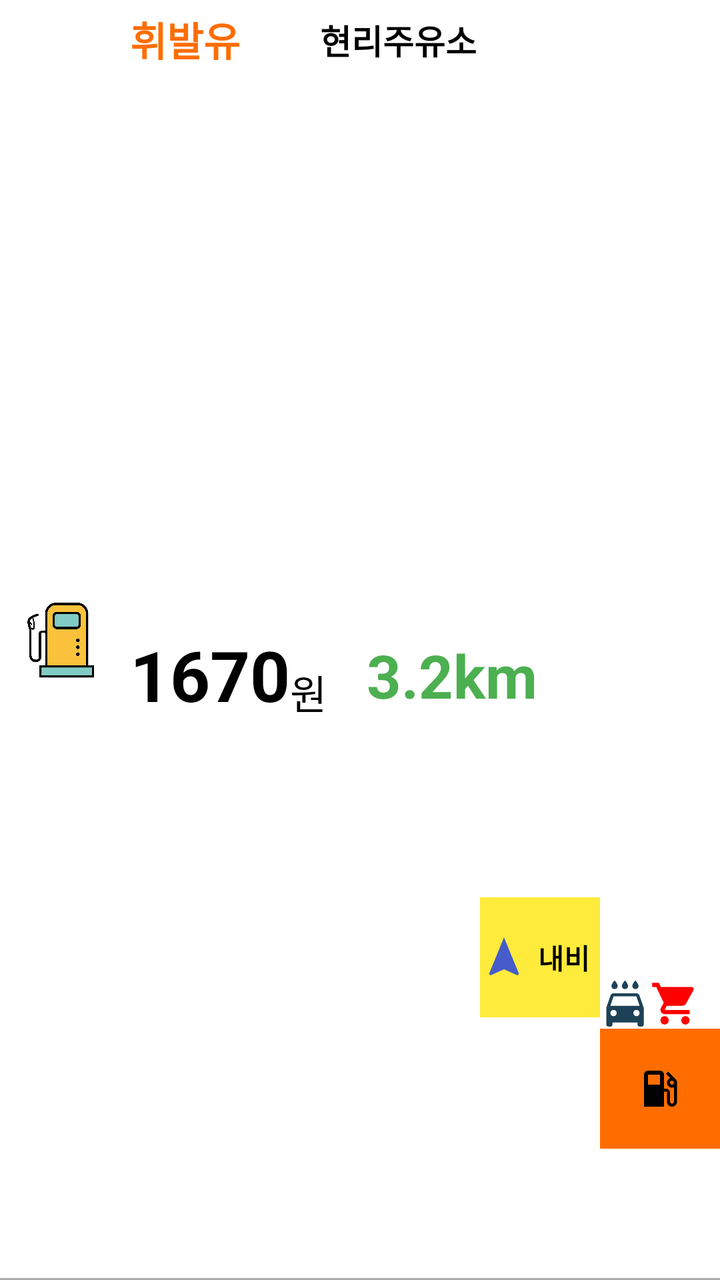
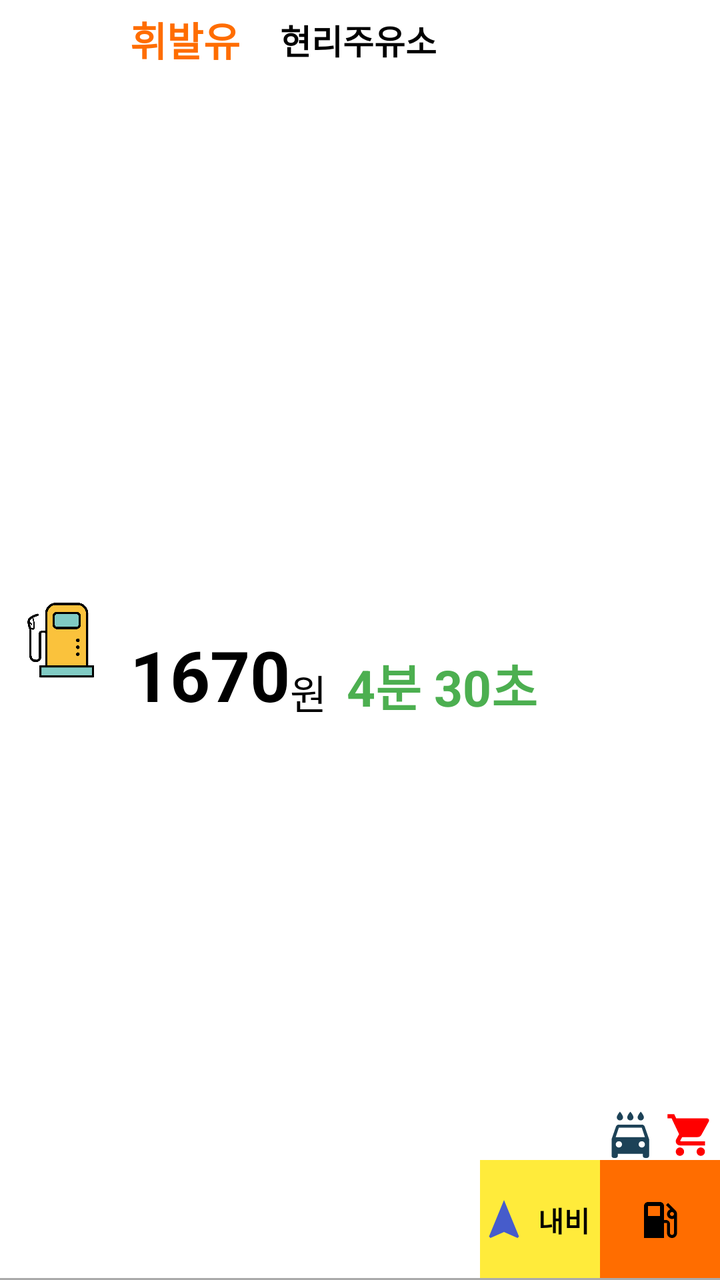

Screens rendered from an Android XML layout before and after an edit, with the pre-edit source and the edit as a unified diff.
<!-- AndroidManifest.xml: application theme Theme.AppCompat.NoActionBar -->
<!-- res/layout/item_recyclerview.xml -->
<?xml version="1.0" encoding="utf-8"?>
<androidx.constraintlayout.widget.ConstraintLayout xmlns:android="http://schemas.android.com/apk/res/android"
    xmlns:app="http://schemas.android.com/apk/res-auto"
    android:layout_width="match_parent"
    android:layout_height="100dp"
    android:background="@color/white">


    <ImageView
        android:id="@+id/oil_image"
        android:layout_width="50dp"
        android:layout_height="50dp"
        android:layout_marginStart="5dp"
        android:src="@drawable/oil_2"
        app:layout_constraintBottom_toBottomOf="parent"
        app:layout_constraintStart_toStartOf="parent"
        app:layout_constraintTop_toTopOf="parent"
        android:contentDescription="@string/gas_station_img"/>

    <TextView
        android:id="@+id/oil_kind"
        android:layout_width="wrap_content"
        android:layout_height="wrap_content"
        android:layout_marginStart="10dp"
        android:layout_marginTop="5dp"
        android:text="휘발유"
        android:textColor="@color/app_background"
        android:textSize="20sp"
        android:textStyle="bold"
        app:layout_constraintStart_toEndOf="@+id/oil_image"
        app:layout_constraintTop_toTopOf="parent" />

    <TextView
        android:id="@+id/name"
        android:layout_width="wrap_content"
        android:layout_height="wrap_content"
        android:layout_marginStart="40dp"
        android:text="현리주유소"
        android:textColor="@color/black"
        android:textSize="17sp"
        android:textStyle="bold"
        app:layout_constraintBottom_toBottomOf="@+id/oil_kind"
        app:layout_constraintStart_toEndOf="@+id/oil_kind"
        app:layout_constraintTop_toTopOf="@+id/oil_kind" />


    <TextView
        android:id="@+id/price"
        android:layout_width="wrap_content"
        android:layout_height="wrap_content"
        android:layout_marginStart="10dp"
        android:gravity="center_vertical"
        android:text="1670"
        android:textColor="#000000"
        android:textSize="35sp"
        android:textStyle="bold"
        app:layout_constraintBottom_toBottomOf="parent"
        app:layout_constraintStart_toEndOf="@+id/oil_image"
        app:layout_constraintTop_toBottomOf="@+id/oil_kind" />

    <TextView
        android:id="@+id/textView4"
        android:layout_width="wrap_content"
        android:layout_height="wrap_content"
        android:text="@string/won"
        android:textColor="#000000"
        android:textSize="20sp"
        app:layout_constraintBottom_toBottomOf="@+id/price"
        app:layout_constraintStart_toEndOf="@+id/price" />

    <TextView
        android:id="@+id/distance"
        android:layout_width="0dp"
        android:layout_height="wrap_content"
        android:layout_marginStart="20dp"
        android:text="3.2km"
        android:textColor="#4CAF50"
        android:textSize="30sp"
        android:textStyle="bold"
        app:layout_constraintBottom_toBottomOf="@+id/price"
        app:layout_constraintStart_toEndOf="@+id/textView4"
        app:layout_constraintTop_toTopOf="@+id/price" />

    <TextView
        android:id="@+id/navi_button_kakao"
        android:layout_width="60dp"
        android:layout_height="60dp"
        android:background="#FFEB3B"
        android:gravity="center"
        android:text="@string/navi"
        android:textColor="@color/black"
        android:textStyle="bold"
        app:drawableStartCompat="@drawable/navi_blue"
        app:layout_constraintBottom_toBottomOf="parent"
        app:layout_constraintEnd_toStartOf="@+id/intelButton"
        app:layout_constraintTop_toTopOf="@+id/distance" />

    <ImageButton
        android:id="@+id/intelButton"
        android:layout_width="60dp"
        android:layout_height="60dp"
        android:background="@color/app_background"
        android:contentDescription="@string/gas_station_info_detail"
        android:src="@drawable/gas"
        app:layout_constraintBottom_toBottomOf="parent"
        app:layout_constraintEnd_toEndOf="parent"
        app:layout_constraintTop_toTopOf="@+id/navi_button_kakao" />


    <ImageView
        android:id="@+id/carWashStore"
        android:layout_width="25dp"
        android:layout_height="25dp"
        android:contentDescription="@string/car_wash_exist"
        android:src="@drawable/car_wash"
        app:layout_constraintBottom_toTopOf="@+id/intelButton"
        app:layout_constraintStart_toStartOf="@+id/intelButton" />

    <ImageView
        android:id="@+id/conStore"
        android:layout_width="25dp"
        android:layout_height="25dp"
        android:contentDescription="@string/convenience_store_exist"
        android:src="@drawable/convenstore"
        app:layout_constraintBottom_toBottomOf="@+id/carWashStore"
        app:layout_constraintStart_toEndOf="@+id/carWashStore"
        app:layout_constraintTop_toTopOf="@+id/carWashStore" />

    <View
        android:layout_width="match_parent"
        android:layout_height="1dp"
        android:background="#aaa"
        app:layout_constraintBottom_toBottomOf="parent"
        app:layout_constraintEnd_toEndOf="parent"
        app:layout_constraintStart_toStartOf="parent" />


</androidx.constraintlayout.widget.ConstraintLayout>
<!-- resources referenced by this layout -->
<resources>
  <color name="app_background">#FF6D00</color>
  <color name="black">#FF000000</color>
  <color name="white">#FFFFFFFF</color>
  <!-- drawable car_wash (drawable) -->
  <vector android:height="24dp" android:tint="#1D4257"
      android:viewportHeight="24" android:viewportWidth="24"
      android:width="24dp" xmlns:android="http://schemas.android.com/apk/res/android">
      <path android:fillColor="@android:color/white" android:pathData="M17,5c0.83,0 1.5,-0.67 1.5,-1.5 0,-1 -1.5,-2.7 -1.5,-2.7s-1.5,1.7 -1.5,2.7c0,0.83 0.67,1.5 1.5,1.5zM12,5c0.83,0 1.5,-0.67 1.5,-1.5 0,-1 -1.5,-2.7 -1.5,-2.7s-1.5,1.7 -1.5,2.7c0,0.83 0.67,1.5 1.5,1.5zM7,5c0.83,0 1.5,-0.67 1.5,-1.5C8.5,2.5 7,0.8 7,0.8S5.5,2.5 5.5,3.5C5.5,4.33 6.17,5 7,5zM18.92,8.01C18.72,7.42 18.16,7 17.5,7h-11c-0.66,0 -1.21,0.42 -1.42,1.01L3,14v8c0,0.55 0.45,1 1,1h1c0.55,0 1,-0.45 1,-1v-1h12v1c0,0.55 0.45,1 1,1h1c0.55,0 1,-0.45 1,-1v-8l-2.08,-5.99zM6.5,18c-0.83,0 -1.5,-0.67 -1.5,-1.5S5.67,15 6.5,15s1.5,0.67 1.5,1.5S7.33,18 6.5,18zM17.5,18c-0.83,0 -1.5,-0.67 -1.5,-1.5s0.67,-1.5 1.5,-1.5 1.5,0.67 1.5,1.5 -0.67,1.5 -1.5,1.5zM5,13l1.5,-4.5h11L19,13L5,13z"/>
  </vector>
  <!-- drawable convenstore (drawable) -->
  <vector android:height="24dp" android:tint="#FF0000"
      android:viewportHeight="24" android:viewportWidth="24"
      android:width="24dp" xmlns:android="http://schemas.android.com/apk/res/android">
      <path android:fillColor="@android:color/white" android:pathData="M7,18c-1.1,0 -1.99,0.9 -1.99,2S5.9,22 7,22s2,-0.9 2,-2 -0.9,-2 -2,-2zM1,2v2h2l3.6,7.59 -1.35,2.45c-0.16,0.28 -0.25,0.61 -0.25,0.96 0,1.1 0.9,2 2,2h12v-2L7.42,15c-0.14,0 -0.25,-0.11 -0.25,-0.25l0.03,-0.12 0.9,-1.63h7.45c0.75,0 1.41,-0.41 1.75,-1.03l3.58,-6.49c0.08,-0.14 0.12,-0.31 0.12,-0.48 0,-0.55 -0.45,-1 -1,-1L5.21,4l-0.94,-2L1,2zM17,18c-1.1,0 -1.99,0.9 -1.99,2s0.89,2 1.99,2 2,-0.9 2,-2 -0.9,-2 -2,-2z"/>
  </vector>
  <!-- drawable gas (drawable) -->
  <vector android:height="24dp" android:tint="#000000"
      android:viewportHeight="24" android:viewportWidth="24"
      android:width="24dp" xmlns:android="http://schemas.android.com/apk/res/android">
      <path android:fillColor="@android:color/white" android:pathData="M19.77,7.23l0.01,-0.01 -3.72,-3.72L15,4.56l2.11,2.11c-0.94,0.36 -1.61,1.26 -1.61,2.33 0,1.38 1.12,2.5 2.5,2.5 0.36,0 0.69,-0.08 1,-0.21v7.21c0,0.55 -0.45,1 -1,1s-1,-0.45 -1,-1L17,14c0,-1.1 -0.9,-2 -2,-2h-1L14,5c0,-1.1 -0.9,-2 -2,-2L6,3c-1.1,0 -2,0.9 -2,2v16h10v-7.5h1.5v5c0,1.38 1.12,2.5 2.5,2.5s2.5,-1.12 2.5,-2.5L20.5,9c0,-0.69 -0.28,-1.32 -0.73,-1.77zM12,10L6,10L6,5h6v5zM18,10c-0.55,0 -1,-0.45 -1,-1s0.45,-1 1,-1 1,0.45 1,1 -0.45,1 -1,1z"/>
  </vector>
  <!-- drawable navi_blue (drawable) -->
  <vector android:height="24dp" android:tint="#465CCB"
      android:viewportHeight="24" android:viewportWidth="24"
      android:width="24dp" xmlns:android="http://schemas.android.com/apk/res/android">
      <path android:fillColor="@android:color/white" android:pathData="M12,2L4.5,20.29l0.71,0.71L12,18l6.79,3 0.71,-0.71z"/>
  </vector>
  <!-- drawable oil_2: png bitmap (drawable, 16014 bytes) -->
  <string name="car_wash_exist">세차장 유무</string>
  <string name="convenience_store_exist">편의점 유무</string>
  <string name="gas_station_img">주유소 이미지</string>
  <string name="gas_station_info_detail">주유소 상세 정보</string>
  <string name="navi">내비</string>
  <string name="won">원</string>
</resources>

<!-- the commit's change to res/layout/item_recyclerview.xml (unified diff, before → after) -->
@@ -11,11 +11,11 @@
         android:layout_width="50dp"
         android:layout_height="50dp"
         android:layout_marginStart="5dp"
+        android:contentDescription="@string/gas_station_img"
         android:src="@drawable/oil_2"
         app:layout_constraintBottom_toBottomOf="parent"
         app:layout_constraintStart_toStartOf="parent"
-        app:layout_constraintTop_toTopOf="parent"
-        android:contentDescription="@string/gas_station_img"/>
+        app:layout_constraintTop_toTopOf="parent" />
 
     <TextView
         android:id="@+id/oil_kind"
@@ -34,7 +34,7 @@
         android:id="@+id/name"
         android:layout_width="wrap_content"
         android:layout_height="wrap_content"
-        android:layout_marginStart="40dp"
+        android:layout_marginStart="20dp"
         android:text="현리주유소"
         android:textColor="@color/black"
         android:textSize="17sp"
@@ -72,28 +72,26 @@
         android:id="@+id/distance"
         android:layout_width="0dp"
         android:layout_height="wrap_content"
-        android:layout_marginStart="20dp"
-        android:text="3.2km"
+        android:layout_marginStart="10dp"
+        android:text="4분 30초"
         android:textColor="#4CAF50"
-        android:textSize="30sp"
+        android:textSize="25sp"
         android:textStyle="bold"
         app:layout_constraintBottom_toBottomOf="@+id/price"
-        app:layout_constraintStart_toEndOf="@+id/textView4"
-        app:layout_constraintTop_toTopOf="@+id/price" />
+        app:layout_constraintStart_toEndOf="@+id/textView4" />
 
     <TextView
         android:id="@+id/navi_button_kakao"
         android:layout_width="60dp"
         android:layout_height="60dp"
-        android:background="#FFEB3B"
+        android:background="@color/kakao_background"
         android:gravity="center"
         android:text="@string/navi"
         android:textColor="@color/black"
         android:textStyle="bold"
         app:drawableStartCompat="@drawable/navi_blue"
         app:layout_constraintBottom_toBottomOf="parent"
-        app:layout_constraintEnd_toStartOf="@+id/intelButton"
-        app:layout_constraintTop_toTopOf="@+id/distance" />
+        app:layout_constraintEnd_toStartOf="@+id/intelButton" />
 
     <ImageButton
         android:id="@+id/intelButton"
@@ -109,7 +107,7 @@
 
     <ImageView
         android:id="@+id/carWashStore"
-        android:layout_width="25dp"
+        android:layout_width="30dp"
         android:layout_height="25dp"
         android:contentDescription="@string/car_wash_exist"
         android:src="@drawable/car_wash"
@@ -118,7 +116,7 @@
 
     <ImageView
         android:id="@+id/conStore"
-        android:layout_width="25dp"
+        android:layout_width="30dp"
         android:layout_height="25dp"
         android:contentDescription="@string/convenience_store_exist"
         android:src="@drawable/convenstore"
<!-- resource entries referenced after the edit -->
@@ -2,6 +2,7 @@
 <resources>
   <color name="app_background">#FF6D00</color>
   <color name="black">#FF000000</color>
+  <color name="kakao_background">#FFEB3B</color>
   <color name="white">#FFFFFFFF</color>
   <!-- drawable car_wash (drawable) -->
   <vector android:height="24dp" android:tint="#1D4257"
